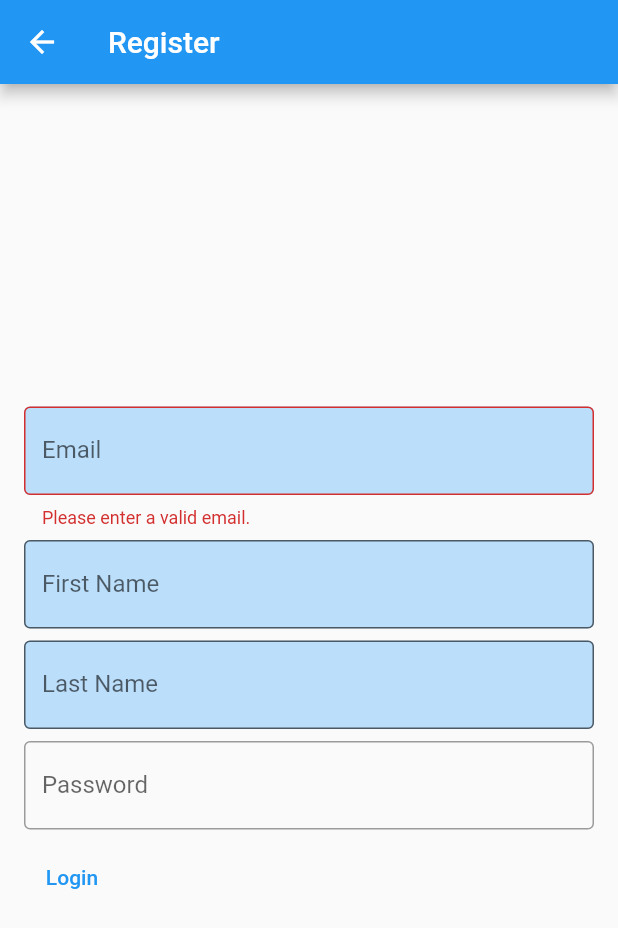
After one commit to MelaineF/SOFT, a Flutter app: the RegisterPage screen opened directly, on a phone screen of 412 x 824 dp. The commit adds this screen. Shown: the top 928 px of the screen. Run offline on Flutter 3.47's test engine with Material 2 defaults, Android fonts, the phone set to English and light mode, and no system bars; our stand-ins replace firebase_core, firebase_database, flutter_dotenv, logger, nanoid; missing offline and left inert: argon2; accounts and stored records are empty; generated files the repository leaves out were written again.

Commit message:
register POC

```diff
--- a/lib/core/firebase/database.dart
+++ b/lib/core/firebase/database.dart
@@ -5,8 +5,11 @@ import 'package:argon2/argon2.dart';
 import 'package:flutter_dotenv/flutter_dotenv.dart';
 
 class RealtimeDb {
+
   final FirebaseDatabase _database = FirebaseDatabase.instance;
-  final _params = Argon2Parameters(
+
+  final Argon2BytesGenerator _argon2 = Argon2BytesGenerator();
+  final Argon2Parameters _params = Argon2Parameters(
     Argon2Parameters.ARGON2_i,
     dotenv.get('ARGON2_SALT').toBytesLatin1(),
     version: Argon2Parameters.ARGON2_VERSION_10,
@@ -14,20 +17,39 @@ class RealtimeDb {
     memoryPowerOf2: 16,
   );
 
-  Future<String> addAnonUser() async {
+  RealtimeDb() {
+    _argon2.init(_params);
+  }
+
+  bool addUser(String first, String last, String email, String pwd) {
     try {
-      var argon2 = Argon2BytesGenerator();
-      argon2.init(_params);
-      var pwdbytes = _params.converter.convert("7aVixzAiHZ!dCZ4sGCkPr72yBiumo*RQVs");
-      var result = Uint8List(32);
-      argon2.generateBytes(pwdbytes, result, 0, result.length);
+      var block = Uint8List(32);
+      _argon2.generateBytes(_params.converter.convert(pwd), block, 0, block.length);
+
+       var id = nanoid();
+      _database.ref('/users/$id').set({
+        "first_name": first,
+        "last_name": last,
+        "email": email,
+        "password": block.toHexString()
+      });
+      return true;
+    } catch(e) {
+      return false;
+    }
+  }
+
+  String addAnonUser() {
+    try {
+      var block = Uint8List(32);
+      _argon2.generateBytes(_params.converter.convert("7aVixzAiHZ!dCZ4sGCkPr72yBiumo*RQVs"), block, 0, block.length);
 
       var id = nanoid();
       _database.ref('/users/$id').set({
         "last_name": "world",
         "first_name": "hello",
         "email": "helloworld@gmail.com",
-        "password": result.toHexString()
+        "password": block.toHexString()
       });
       return id;
     } catch (e) {
--- /dev/null
+++ b/lib/features/signup_page/presentation/page/register_page.dart
@@ -0,0 +1,102 @@
+import 'package:Swipe/core/firebase/database.dart';
+import 'package:Swipe/core/helper/logger.dart';
+import 'package:flutter/material.dart';
+import 'package:flutter/services.dart';
+
+class RegisterPage extends StatefulWidget {
+  const RegisterPage({super.key});
+
+  @override
+  State<RegisterPage> createState() => _RegisterPageState();
+}
+
+class _RegisterPageState extends State<RegisterPage> {
+  TextEditingController email = TextEditingController();
+  TextEditingController firstname = TextEditingController();
+  TextEditingController lastname = TextEditingController();
+  TextEditingController password = TextEditingController();
+
+  @override
+  Widget build(BuildContext context) {
+    return Scaffold(
+      appBar: AppBar(
+        title: const Text("Register"),
+      ),
+      body: Center(
+        child: Shortcuts(
+          shortcuts: const <ShortcutActivator, Intent>{
+            SingleActivator(LogicalKeyboardKey.enter): NextFocusIntent(),
+          },
+          child: FocusTraversalGroup(
+            child: Form(
+              autovalidateMode: AutovalidateMode.always,
+              onChanged: () {
+                Form.of(primaryFocus!.context!)!.save();
+              },
+              child: Padding(
+                padding: const EdgeInsets.all(16.0),
+                  child: Wrap(
+                runSpacing: 8.0,
+                children: <Widget>[
+                  TextFormField(
+                    controller: email,
+                    decoration: InputDecoration(
+                      border: const OutlineInputBorder(),
+                      filled: true,
+                      fillColor: Colors.blue.shade100,
+                      labelText: "Email"
+                    ),
+                    validator: (value) {
+                      // TODO: do proper check here
+                      if (value?.isEmpty ?? true) {
+                        return 'Please enter a valid email.';
+                      }
+                      return null;
+                    },
+                  ),
+                  TextField(
+                    controller: firstname,
+                    decoration: InputDecoration(
+                      border: const OutlineInputBorder(),
+                      filled: true,
+                      fillColor: Colors.blue.shade100,
+                      labelText: "First Name"
+                    ),
+                  ),
+                  TextField(
+                    controller: lastname,
+                    decoration: InputDecoration(
+                      border: const OutlineInputBorder(),
+                      filled: true,
+                      fillColor: Colors.blue.shade100,
+                      labelText: "Last Name"
+                    ),
+                  ),
+                  TextField(
+                    controller: password,
+                    decoration: const InputDecoration(
+                      border: OutlineInputBorder(),
+                      labelText: 'Password',
+                    ),
+                    obscureText: true,
+                  ),
+                  TextButton(onPressed: () {
+                    logger.d("login pressed");
+                    var rtdb = RealtimeDb();
+                    var added = rtdb.addUser(firstname.text, lastname.text, email.text, password.text);
+                    logger.d('is user added? $added');
+
+                    firstname.clear();
+                    lastname.clear();
+                    email.clear();
+                    password.clear();
+                  }, child: const Text("Login"))
+                ],
+              )),
+            ),
+          ),
+        ),
+      ),
+    );
+  }
+}
```
